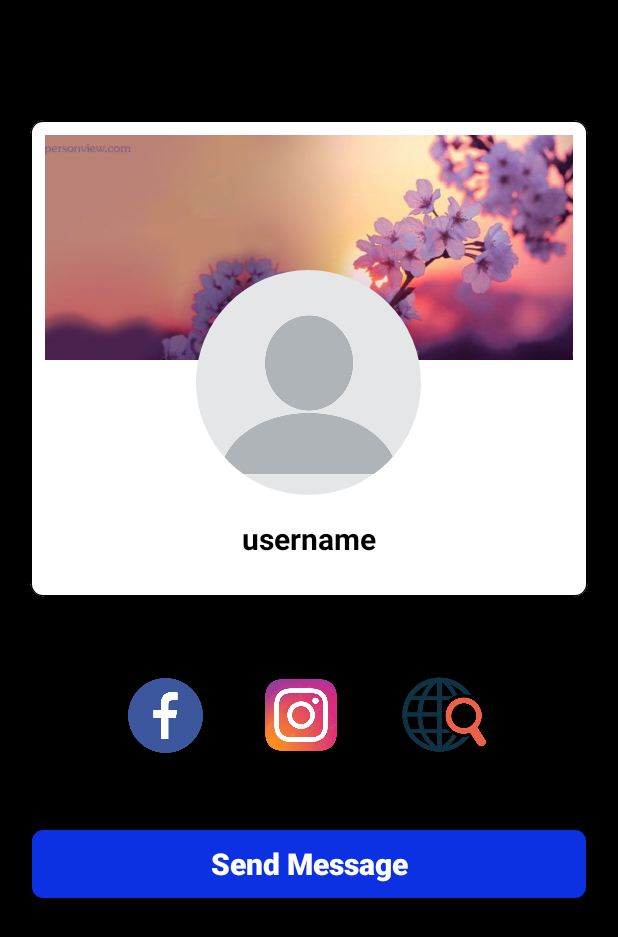
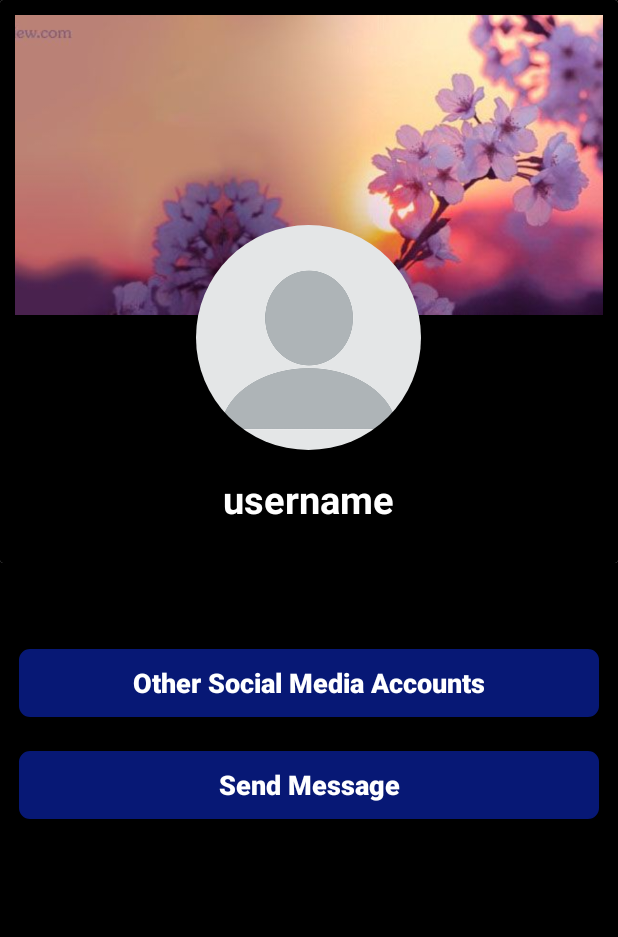
Before and after one commit to Pratishtha123/Chatty, an Android app: the VisitUserProfileActivity screen opened directly, with no data from a screen before it, on a phone screen of 412 x 824 dp. Shown: the top 937 px of the screen. Run offline under Robolectric (Android 15) with nearby library versions, the phone set to English and light mode, and no system bars; our stand-ins replace CircleImageView, Firebase (no records; nobody signed in at launch, a user with empty details on screens opened directly), Picasso; pictures from the network do not load.

Commit message:
User Profile Activity updated

```diff
--- a/app/src/main/java/com/paru/chatty/Activity/VisitUserProfileActivity.kt
+++ b/app/src/main/java/com/paru/chatty/Activity/VisitUserProfileActivity.kt
@@ -4,6 +4,8 @@ import android.content.Intent
 import android.net.Uri
 import androidx.appcompat.app.AppCompatActivity
 import android.os.Bundle
+import android.view.View
+import android.widget.LinearLayout
 import com.google.firebase.database.DataSnapshot
 import com.google.firebase.database.DatabaseError
 import com.google.firebase.database.FirebaseDatabase
@@ -17,12 +19,14 @@ class VisitUserProfileActivity : AppCompatActivity() {
 
     private var userVisitId:String=""
     var user:Users?=null
+    lateinit var ll1: LinearLayout
 
     override fun onCreate(savedInstanceState: Bundle?) {
         super.onCreate(savedInstanceState)
         setContentView(R.layout.activity_visit_user_profile)
 
         userVisitId=intent.getStringExtra("visit_id")
+        ll1=findViewById(R.id.ll1)
 
         val ref=FirebaseDatabase.getInstance().reference.child("users").child(userVisitId)
         ref.addValueEventListener(object :ValueEventListener{
@@ -42,6 +46,17 @@ class VisitUserProfileActivity : AppCompatActivity() {
 
             }
         })
+
+        social_media.setOnClickListener{
+            if(ll1.visibility== View.GONE)
+            {
+                ll1.visibility= View.VISIBLE
+            }
+            else
+            {
+                ll1.visibility= View.GONE
+            }
+        }
 
         facebook_display.setOnClickListener{
             val uri=Uri.parse(user!!.getFacebook())
--- a/app/src/main/java/com/paru/chatty/fragment/SearchFragment.kt
+++ b/app/src/main/java/com/paru/chatty/fragment/SearchFragment.kt
@@ -17,9 +17,7 @@ import com.google.firebase.database.FirebaseDatabase
 import com.google.firebase.database.ValueEventListener
 import com.paru.chatty.AdapterClasses.UserAdapter
 import com.paru.chatty.ModelClasses.Users
-
 import com.paru.chatty.R
-import kotlinx.android.synthetic.main.fragment_search.*
 
 /**
  * A simple [Fragment] subclass.
--- a/app/src/main/res/layout/activity_visit_user_profile.xml
+++ b/app/src/main/res/layout/activity_visit_user_profile.xml
@@ -1,30 +1,32 @@
 <?xml version="1.0" encoding="utf-8"?>
-<RelativeLayout xmlns:android="http://schemas.android.com/apk/res/android"
-    xmlns:app="http://schemas.android.com/apk/res-auto"
-    xmlns:tools="http://schemas.android.com/tools"
-    android:padding="20dp"
+<ScrollView xmlns:android="http://schemas.android.com/apk/res/android"
     android:layout_width="match_parent"
     android:layout_height="match_parent"
+    xmlns:tools="http://schemas.android.com/tools"
     android:background="#000000"
-    tools:context=".Activity.VisitUserProfileActivity">
+    xmlns:app="http://schemas.android.com/apk/res-auto"
+    tools:context=".fragment.SettingsFragment">
+
+    <RelativeLayout
+        android:layout_width="match_parent"
+        android:layout_height="match_parent">
 
         <androidx.cardview.widget.CardView
             android:id="@+id/cv1"
             android:layout_width="match_parent"
             android:layout_height="wrap_content"
-        app:cardCornerRadius="10dp"
-        android:layout_marginTop="60dp">
+            android:background="@drawable/settings_card">
 
             <RelativeLayout
                 android:layout_width="match_parent"
+                android:background="#000000"
                 android:layout_height="wrap_content"
-            android:background="@drawable/rounded_corner_left"
                 android:padding="10dp">
 
                 <ImageView
                     android:id="@+id/cover_display"
                     android:layout_width="match_parent"
-                android:layout_height="150dp"
+                    android:layout_height="200dp"
                     android:src="@drawable/cover"
                     android:scaleType="centerCrop"/>
 
@@ -33,7 +35,7 @@
                     android:layout_width="150dp"
                     android:layout_height="150dp"
                     android:layout_centerHorizontal="true"
-                android:layout_marginTop="90dp"
+                    android:layout_marginTop="140dp"
                     android:scaleType="centerCrop"
                     android:src="@drawable/profile"/>
 
@@ -41,17 +43,41 @@
                     android:id="@+id/username_display"
                     android:layout_width="wrap_content"
                     android:layout_height="wrap_content"
-                android:text="username"
+                    android:text="@string/user_name"
                     android:layout_below="@id/profile_display"
                     android:layout_centerHorizontal="true"
                     android:layout_marginVertical="15dp"
-                android:textColor="#000000"
+                    android:textColor="#ffffff"
                     android:textStyle="bold"
-                android:textSize="20sp" />
+                    android:textSize="25sp" />
 
             </RelativeLayout>
 
         </androidx.cardview.widget.CardView>
+
+        <LinearLayout
+            android:layout_width="match_parent"
+            android:layout_height="wrap_content"
+            android:layout_below="@id/cv1"
+            android:gravity="center"
+            android:background="#000000"
+            android:layout_marginTop="40dp"
+            android:orientation="vertical"
+            android:padding="6dp">
+
+
+            <Button
+                android:id="@+id/social_media"
+                android:layout_width="match_parent"
+                android:layout_height="wrap_content"
+                android:background="@drawable/rounded_corner_right"
+                android:layout_marginHorizontal="5dp"
+                android:layout_marginVertical="10dp"
+                android:text="@string/social_media"
+                android:textAllCaps="false"
+                android:textColor="#ffffff"
+                android:textSize="18sp"
+                android:textStyle="bold"/>
 
             <LinearLayout
                 android:id="@+id/ll1"
@@ -60,14 +86,15 @@
                 android:layout_below="@id/cv1"
                 android:gravity="center"
                 android:background="#000000"
-        android:layout_marginTop="40dp"
+                android:layout_marginTop="10dp"
+                android:visibility="gone"
                 android:orientation="horizontal"
                 android:padding="6dp">
 
                 <ImageView
                     android:id="@+id/facebook_display"
-            android:layout_width="50dp"
-            android:layout_height="50dp"
+                    android:layout_width="45dp"
+                    android:layout_height="45dp"
                     android:src="@drawable/fb_new"
                     android:scaleType="centerCrop"
                     android:layout_marginTop="2dp"
@@ -76,8 +103,8 @@
 
                 <ImageView
                     android:id="@+id/instagram_display"
-            android:layout_width="60dp"
-            android:layout_height="60dp"
+                    android:layout_width="50dp"
+                    android:layout_height="50dp"
                     android:src="@drawable/instagram"
                     android:scaleType="centerCrop"
                     android:layout_marginTop="2dp"
@@ -85,8 +112,8 @@
 
                 <ImageView
                     android:id="@+id/website_display"
-            android:layout_width="60dp"
-            android:layout_height="60dp"
+                    android:layout_width="50dp"
+                    android:layout_height="50dp"
                     android:src="@drawable/website"
                     android:scaleType="centerCrop"
                     android:layout_marginTop="2dp"
@@ -99,13 +126,15 @@
                 android:id="@+id/send_msg_btn"
                 android:layout_width="match_parent"
                 android:layout_height="wrap_content"
-        android:layout_below="@id/ll1"
-        android:layout_marginTop="40dp"
+                android:background="@drawable/rounded_corner_right"
+                android:layout_marginHorizontal="5dp"
+                android:layout_marginVertical="10dp"
+                android:text="@string/send_message"
+                android:textAllCaps="false"
                 android:textColor="#ffffff"
-        android:textAllCaps="false"
-        android:text="@string/send_message"
-        android:textSize="20sp"
-        android:textStyle="bold"
-        android:background="@drawable/profile_view"/>
+                android:textSize="18sp"
+                android:textStyle="bold"/>
 
+        </LinearLayout>
     </RelativeLayout>
+</ScrollView>
--- a/app/src/main/res/layout/fragment_settings.xml
+++ b/app/src/main/res/layout/fragment_settings.xml
@@ -3,13 +3,13 @@
     android:layout_width="match_parent"
     android:layout_height="match_parent"
     xmlns:tools="http://schemas.android.com/tools"
+    android:background="#000000"
     xmlns:app="http://schemas.android.com/apk/res-auto"
     tools:context=".fragment.SettingsFragment">
 
     <RelativeLayout
     android:layout_width="match_parent"
-    android:layout_height="match_parent"
-    android:background="#000000" >
+    android:layout_height="match_parent">
 
     <androidx.cardview.widget.CardView
         android:id="@+id/cv1"
@@ -61,7 +61,7 @@
         android:layout_below="@id/cv1"
         android:gravity="center"
         android:background="#000000"
-        android:layout_marginTop="20dp"
+        android:layout_marginTop="40dp"
         android:orientation="vertical"
         android:padding="6dp">
 
```
Lines whose indentation alone changed are shown as unchanged.
